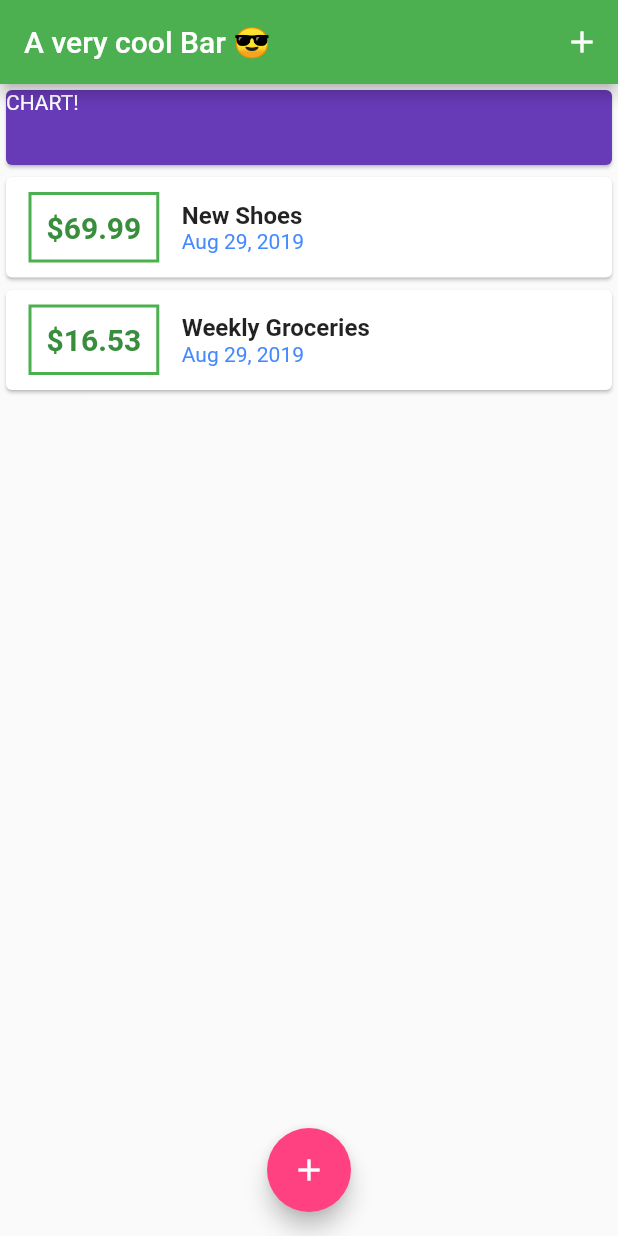
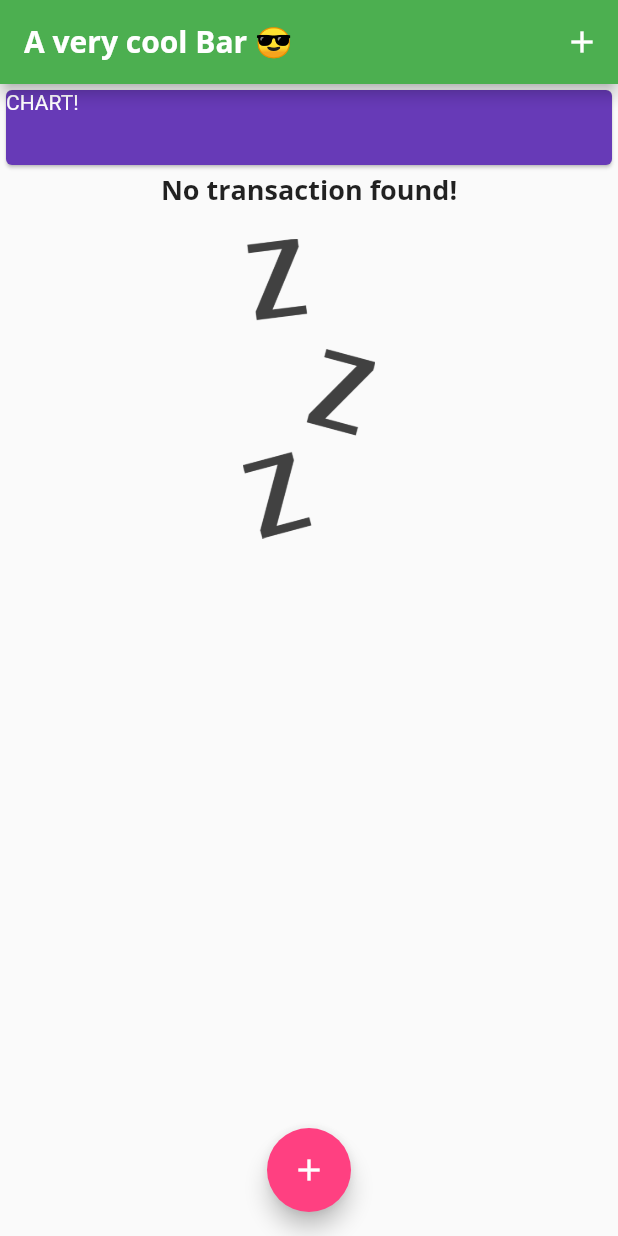
Before and after one commit to SaadiSidali/flutter-project-learn, a Flutter app: the screen it shows after launch, on a phone screen of 412 x 824 dp. Run offline on Flutter 3.47's test engine with Material 2 defaults, Android fonts, the phone set to English and light mode, and no system bars.

Commit message:
Finished 33 - saving before i freak up

```diff
--- a/lib/main.dart
+++ b/lib/main.dart
@@ -13,6 +13,21 @@ class MyApp extends StatelessWidget {
       theme: ThemeData(
         primarySwatch: Colors.green,
         accentColor: Colors.pinkAccent,
+        fontFamily: 'QuickSand',
+        textTheme: ThemeData.light().textTheme.copyWith(
+                title: TextStyle(
+              fontFamily: 'OpenSans',
+              fontSize: 18,
+              fontWeight: FontWeight.bold,
+            )),
+        appBarTheme: AppBarTheme(
+          textTheme: ThemeData.light().textTheme.copyWith(
+                title: TextStyle(
+                    fontFamily: 'OpenSans',
+                    fontSize: 20,
+                    fontWeight: FontWeight.bold),
+              ),
+        ),
       ),
       title: 'A very cool Bar 😎',
       debugShowCheckedModeBanner: false,
@@ -31,13 +46,13 @@ class MyHomePage extends StatefulWidget {
 
 class _MyHomePageState extends State<MyHomePage> {
   final List<Transaction> _userTransactions = [
-    Transaction(
-        id: 't1', title: 'New Shoes', amount: 69.99, date: DateTime.now()),
-    Transaction(
-        id: 't2',
-        title: 'Weekly Groceries',
-        amount: 16.53,
-        date: DateTime.now())
+    // Transaction(
+    //     id: 't1', title: 'New Shoes', amount: 69.99, date: DateTime.now()),
+    // Transaction(
+    //     id: 't2',
+    //     title: 'Weekly Groceries',
+    //     amount: 16.53,
+    //     date: DateTime.now())
   ];
 
   void _addNewTransaction(String txTitle, double txAmount) {
--- a/lib/widgets/transaction_list.dart
+++ b/lib/widgets/transaction_list.dart
@@ -11,16 +11,39 @@ class TransactionList extends StatelessWidget {
   Widget build(BuildContext context) {
     return Container(
       height: 300,
-      child: ListView.builder(
-        itemBuilder: (context, index){
+      child: transactions.isEmpty
+          ? Column(
+              children: <Widget>[
+                Text(
+                  'No transaction found!',
+                  style: Theme.of(context).textTheme.title,
+                ),
+                SizedBox(
+                  height: 10,
+                ),
+                Container(
+                  margin: EdgeInsets.only(top: 10),
+                  height: 200,
+                  child: Image.asset(
+                    'assets/images/waiting.png',
+                    fit: BoxFit.cover,
+                  ),
+                ),
+              ],
+            )
+          : ListView.builder(
+              itemBuilder: (context, index) {
                 return Card(
                   child: Row(
                     children: <Widget>[
                       Container(
                         padding: EdgeInsets.all(10),
-                  margin: EdgeInsets.symmetric(horizontal: 15, vertical: 10),
+                        margin:
+                            EdgeInsets.symmetric(horizontal: 15, vertical: 10),
                         decoration: BoxDecoration(
-                      border: Border.all(color: Theme.of(context).primaryColor, width: 2)),
+                            border: Border.all(
+                                color: Theme.of(context).primaryColor,
+                                width: 2)),
                         child: Text(
                           '\$${transactions[index].amount.toStringAsFixed(2)}',
                           style: TextStyle(
@@ -34,7 +57,7 @@ class TransactionList extends StatelessWidget {
                         children: <Widget>[
                           Text(
                             transactions[index].title,
-                      style: TextStyle(fontSize: 16, fontWeight: FontWeight.bold),
+                            style: Theme.of(context).textTheme.title,
                           ),
                           Text(
                             DateFormat.yMMMd().format(transactions[index].date),
```
Also changed, not shown: pubspec.yaml (+14 -9 lines), assets/fonts/OpenSans-Bold.ttf (added), assets/fonts/OpenSans-Regular.ttf (added), assets/fonts/Quicksand-Bold.ttf (added), assets/fonts/Quicksand-Light.ttf (added), assets/fonts/Quicksand-Medium.ttf (added), assets/fonts/Quicksand-Regular.ttf (added), assets/images/waiting.png (added). Lines whose indentation alone changed are shown as unchanged.
